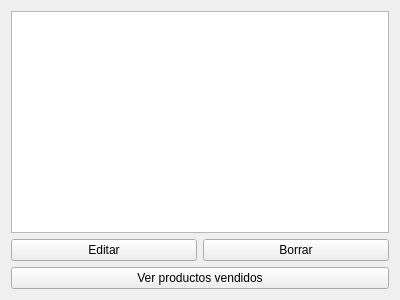
Matiti061/TecnoPC, file ui/saleHistory.ui: the form before one commit.
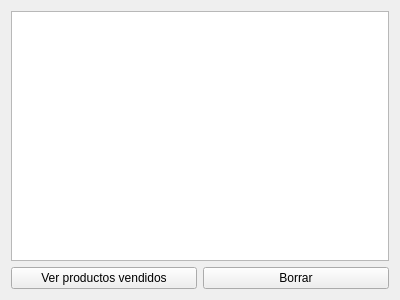
The form after the commit.

What changed in the file:
```diff
--- a/ui/saleHistory.ui
+++ b/ui/saleHistory.ui
@@ -17,9 +17,9 @@
    <item row="1" column="0">
     <layout class="QHBoxLayout" name="horizontalLayout_2">
      <item>
-      <widget class="QPushButton" name="update_button">
+      <widget class="QPushButton" name="details_button">
        <property name="text">
-        <string>Editar</string>
+        <string>Ver productos vendidos</string>
        </property>
       </widget>
      </item>
@@ -35,13 +35,6 @@
    <item row="0" column="0">
     <widget class="QTableWidget" name="table_widget"/>
    </item>
-   <item row="2" column="0">
-    <widget class="QPushButton" name="details_button">
-     <property name="text">
-      <string>Ver productos vendidos</string>
-     </property>
-    </widget>
-   </item>
   </layout>
  </widget>
  <resources/>
```
